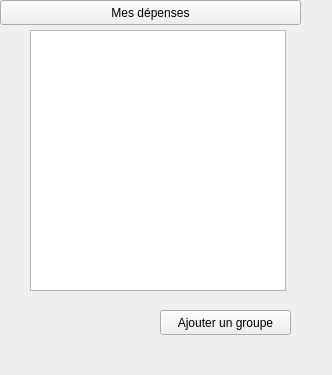
Above: gestiongroupes.ui from Obsywon/ShareCount before the change. Below: the same form after it.
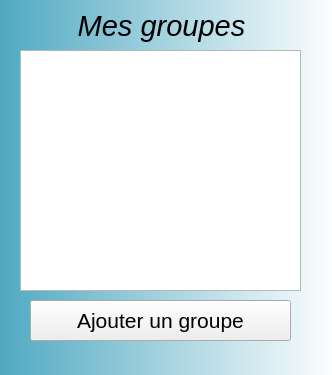
That is the form after the change.

The edit to the form file:
```diff
--- a/gestiongroupes.ui
+++ b/gestiongroupes.ui
@@ -16,44 +16,78 @@
   <widget class="QListWidget" name="groupes">
    <property name="geometry">
     <rect>
-     <x>30</x>
-     <y>30</y>
-     <width>256</width>
-     <height>261</height>
+     <x>20</x>
+     <y>50</y>
+     <width>281</width>
+     <height>241</height>
     </rect>
    </property>
-  </widget>
-  <widget class="QSplitter" name="splitter">
-   <property name="geometry">
-    <rect>
-     <x>0</x>
-     <y>0</y>
-     <width>301</width>
-     <height>25</height>
-    </rect>
+   <property name="font">
+    <font>
+     <pointsize>12</pointsize>
+    </font>
    </property>
-   <property name="orientation">
-    <enum>Qt::Horizontal</enum>
-   </property>
-   <widget class="QPushButton" name="b_depenses">
-    <property name="text">
-     <string>Mes dépenses</string>
-    </property>
-   </widget>
   </widget>
   <widget class="QPushButton" name="ajout_groupe">
    <property name="geometry">
     <rect>
-     <x>160</x>
-     <y>310</y>
-     <width>131</width>
-     <height>25</height>
+     <x>30</x>
+     <y>300</y>
+     <width>261</width>
+     <height>41</height>
     </rect>
    </property>
+   <property name="font">
+    <font>
+     <pointsize>16</pointsize>
+    </font>
+   </property>
    <property name="text">
     <string>Ajouter un groupe</string>
    </property>
   </widget>
+  <widget class="QLabel" name="label_6">
+   <property name="geometry">
+    <rect>
+     <x>-3</x>
+     <y>0</y>
+     <width>341</width>
+     <height>381</height>
+    </rect>
+   </property>
+   <property name="styleSheet">
+    <string notr="true">background-color: qlineargradient(spread:pad, x1:0, y1:0, x2:1, y2:0, stop:0 rgba(78, 168, 193, 255), stop:1 rgba(255, 255, 255, 255));</string>
+   </property>
+   <property name="text">
+    <string/>
+   </property>
+  </widget>
+  <widget class="QLabel" name="label">
+   <property name="geometry">
+    <rect>
+     <x>30</x>
+     <y>0</y>
+     <width>271</width>
+     <height>51</height>
+    </rect>
+   </property>
+   <property name="font">
+    <font>
+     <pointsize>22</pointsize>
+     <italic>true</italic>
+    </font>
+   </property>
+   <property name="text">
+    <string>Mes groupes </string>
+   </property>
+   <property name="alignment">
+    <set>Qt::AlignCenter</set>
+   </property>
+  </widget>
+  <zorder>label_6</zorder>
+  <zorder>groupes</zorder>
+  <zorder>ajout_groupe</zorder>
+  <zorder>label</zorder>
  </widget>
  <resources/>
  <connections/>
```
